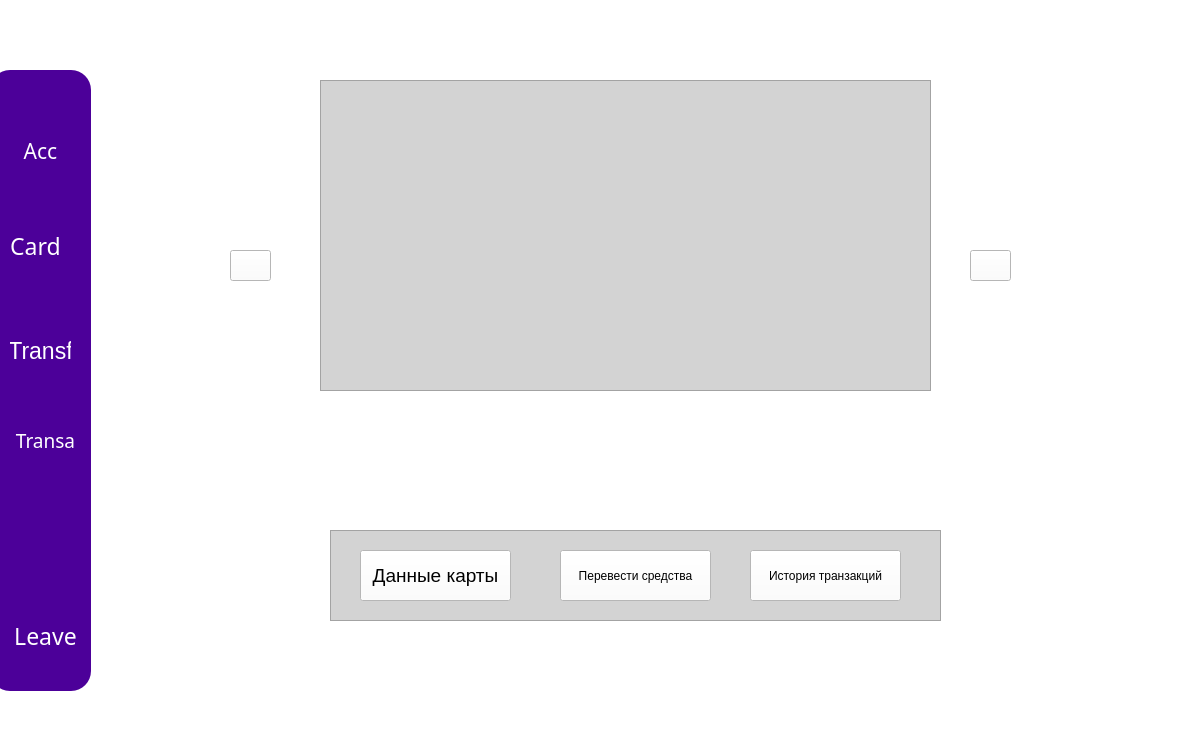
The window that home_window.ui (KrisyukEgor/Banking_app) describes before a commit, drawn with Qt 5.
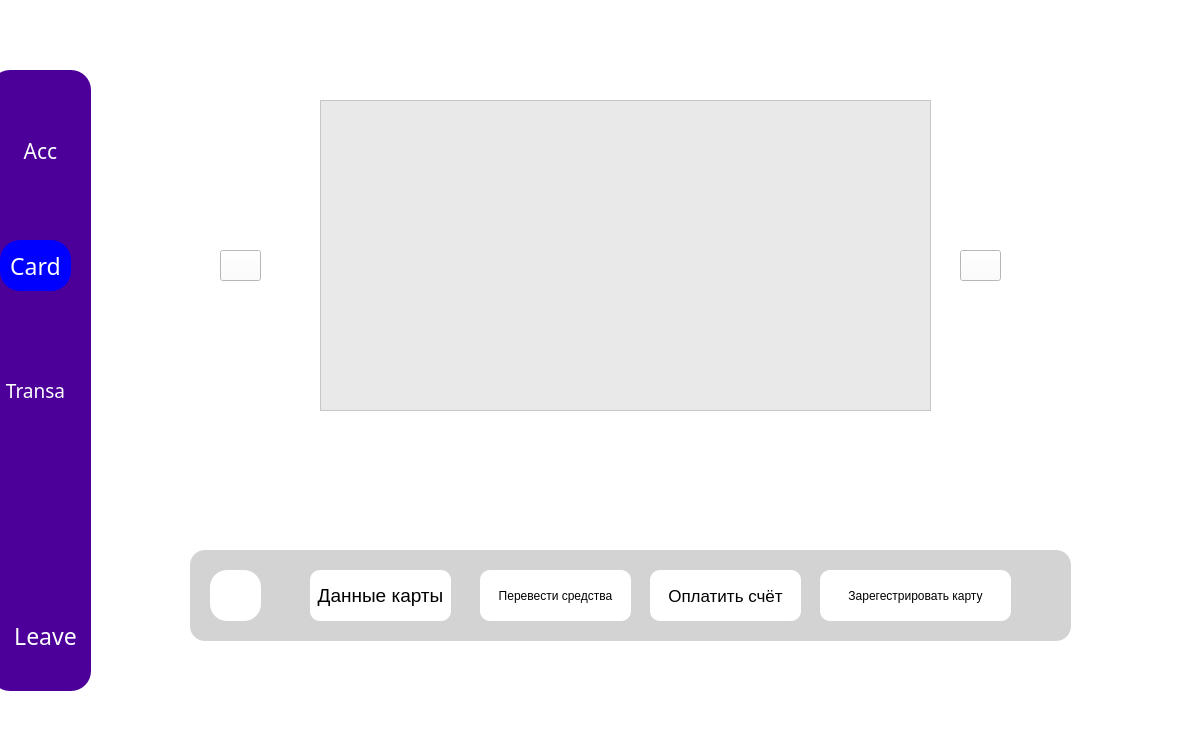
The same window after the commit. Icons and pictures are not drawn.

What changed in the file:
```diff
--- a/home_window.ui
+++ b/home_window.ui
@@ -80,8 +80,8 @@
    <widget class="QPushButton" name="Transactions_button">
     <property name="geometry">
      <rect>
-      <x>20</x>
-      <y>350</y>
+      <x>10</x>
+      <y>300</y>
       <width>71</width>
       <height>41</height>
      </rect>
@@ -113,7 +113,7 @@
     <property name="geometry">
      <rect>
       <x>10</x>
-      <y>150</y>
+      <y>170</y>
       <width>71</width>
       <height>51</height>
      </rect>
@@ -126,7 +126,7 @@
      </font>
     </property>
     <property name="styleSheet">
-     <string notr="true">color: white;</string>
+     <string notr="true">background-color:blue;color: white;</string>
     </property>
     <property name="text">
      <string>Card</string>
@@ -161,32 +161,11 @@
      <bool>true</bool>
     </property>
    </widget>
-   <widget class="QPushButton" name="Transfer_button">
-    <property name="geometry">
-     <rect>
-      <x>20</x>
-      <y>260</y>
-      <width>61</width>
-      <height>41</height>
-     </rect>
-    </property>
-    <property name="font">
-     <font>
-      <pointsize>17</pointsize>
-     </font>
-    </property>
-    <property name="styleSheet">
-     <string notr="true">color: white;</string>
-    </property>
-    <property name="text">
-     <string>Transf</string>
-    </property>
-   </widget>
   </widget>
   <widget class="QStackedWidget" name="stackedWidget">
    <property name="geometry">
     <rect>
-     <x>130</x>
+     <x>120</x>
      <y>50</y>
      <width>971</width>
      <height>651</height>
@@ -421,15 +400,15 @@
     <widget class="QGraphicsView" name="graphicsView">
      <property name="geometry">
       <rect>
-       <x>190</x>
-       <y>30</y>
+       <x>200</x>
+       <y>50</y>
        <width>611</width>
        <height>311</height>
       </rect>
      </property>
      <property name="styleSheet">
       <string notr="true">QGraphicsView{
-background-color:lightgray;
+background-color: rgba(211, 211, 211, 0.5);
 }</string>
      </property>
      <property name="frameShape">
@@ -471,17 +450,21 @@
     <widget class="QFrame" name="menu_card_frame">
      <property name="geometry">
       <rect>
-       <x>200</x>
-       <y>480</y>
-       <width>611</width>
+       <x>70</x>
+       <y>500</y>
+       <width>881</width>
        <height>91</height>
       </rect>
      </property>
      <property name="styleSheet">
       <string notr="true">QFrame{
 background-color:lightgray;
+border-radius: 15px;
 }
-</string>
+
+QPushButton{
+border-radius: 10px;
+}</string>
      </property>
      <property name="frameShape">
       <enum>QFrame::StyledPanel</enum>
@@ -492,9 +475,9 @@
      <widget class="QPushButton" name="Card_data_button">
       <property name="geometry">
        <rect>
-        <x>30</x>
+        <x>120</x>
         <y>20</y>
-        <width>151</width>
+        <width>141</width>
         <height>51</height>
        </rect>
       </property>
@@ -510,7 +493,7 @@
      <widget class="QPushButton" name="Transfer_money_buttob">
       <property name="geometry">
        <rect>
-        <x>230</x>
+        <x>290</x>
         <y>20</y>
         <width>151</width>
         <height>51</height>
@@ -523,14 +506,57 @@
      <widget class="QPushButton" name="Card_window_transactions_button">
       <property name="geometry">
        <rect>
-        <x>420</x>
+        <x>630</x>
+        <y>20</y>
+        <width>191</width>
+        <height>51</height>
+       </rect>
+      </property>
+      <property name="cursor">
+       <cursorShape>PointingHandCursor</cursorShape>
+      </property>
+      <property name="text">
+       <string>Зарегестрировать карту</string>
+      </property>
+     </widget>
+     <widget class="QPushButton" name="menu_change_size_button">
+      <property name="geometry">
+       <rect>
+        <x>20</x>
+        <y>20</y>
+        <width>51</width>
+        <height>51</height>
+       </rect>
+      </property>
+      <property name="cursor">
+       <cursorShape>PointingHandCursor</cursorShape>
+      </property>
+      <property name="styleSheet">
+       <string notr="true">border-radius:17px;</string>
+      </property>
+      <property name="text">
+       <string/>
+      </property>
+      <property name="checkable">
+       <bool>true</bool>
+      </property>
+     </widget>
+     <widget class="QPushButton" name="Pay_the_bill_button">
+      <property name="geometry">
+       <rect>
+        <x>460</x>
         <y>20</y>
         <width>151</width>
         <height>51</height>
        </rect>
       </property>
+      <property name="font">
+       <font>
+        <pointsize>13</pointsize>
+       </font>
+      </property>
       <property name="text">
-       <string>История транзакций</string>
+       <string>Оплатить счёт</string>
       </property>
      </widget>
     </widget>
```
Left out of the diff: 64 changed lines with no effect on the pictures.
